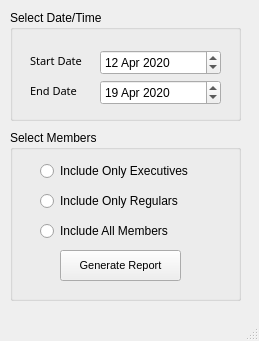
This is SalesReport.ui in UnitedPuggs/The-Simps as Qt 5 draws it before an edit. The edited form follows.
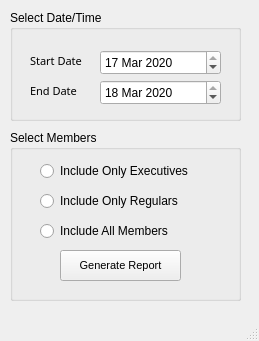
This is the edited form.

```diff
--- a/SalesReport.ui
+++ b/SalesReport.ui
@@ -41,11 +41,31 @@
        <height>25</height>
       </rect>
      </property>
-     <property name="date">
-      <date>
+     <property name="maximumDateTime">
+      <datetime>
+       <hour>23</hour>
+       <minute>59</minute>
+       <second>59</second>
        <year>2020</year>
-       <month>4</month>
+       <month>3</month>
+       <day>17</day>
+      </datetime>
+     </property>
+     <property name="minimumDateTime">
+      <datetime>
+       <hour>0</hour>
+       <minute>0</minute>
+       <second>0</second>
+       <year>2020</year>
+       <month>3</month>
        <day>12</day>
+      </datetime>
+     </property>
+     <property name="date">
+      <date>
+       <year>2020</year>
+       <month>3</month>
+       <day>17</day>
       </date>
      </property>
     </widget>
@@ -77,11 +97,31 @@
        <height>25</height>
       </rect>
      </property>
+     <property name="maximumDateTime">
+      <datetime>
+       <hour>23</hour>
+       <minute>59</minute>
+       <second>59</second>
+       <year>2020</year>
+       <month>3</month>
+       <day>18</day>
+      </datetime>
+     </property>
+     <property name="minimumDateTime">
+      <datetime>
+       <hour>0</hour>
+       <minute>0</minute>
+       <second>0</second>
+       <year>2020</year>
+       <month>3</month>
+       <day>13</day>
+      </datetime>
+     </property>
      <property name="date">
       <date>
        <year>2020</year>
-       <month>4</month>
-       <day>19</day>
+       <month>3</month>
+       <day>18</day>
       </date>
      </property>
     </widget>
```
